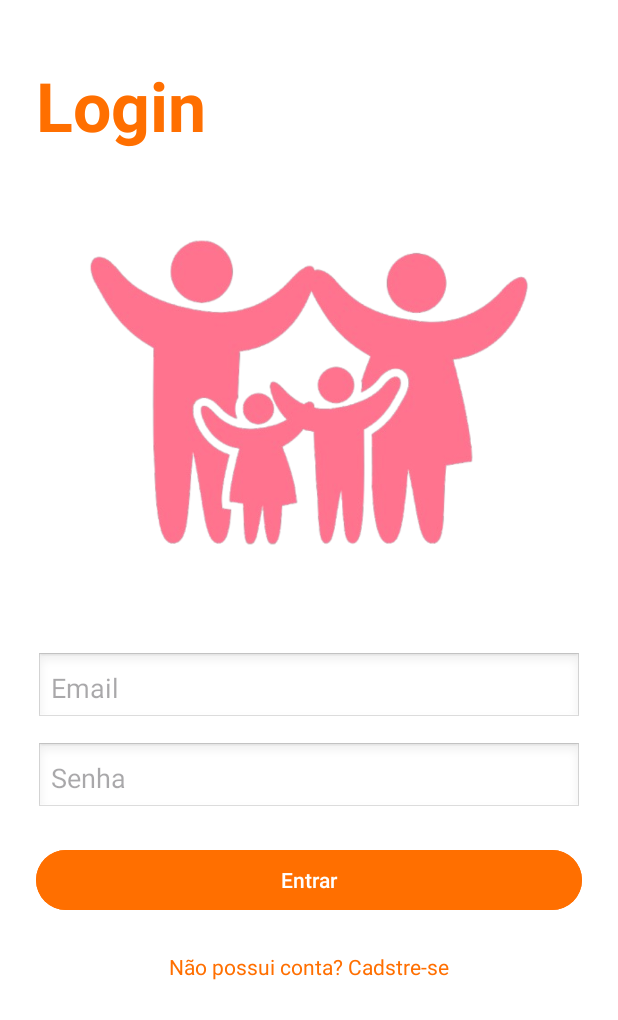
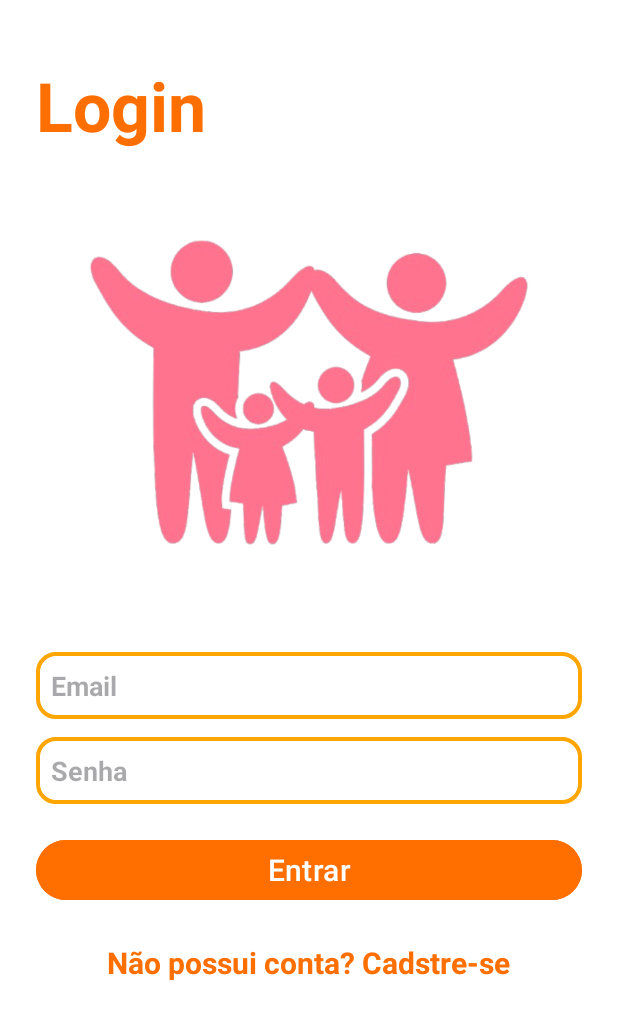
Before and after one commit to luizinho2008/CF-Mobile, an Android app: the screen it shows after launch (LoginActivity), on a phone screen of 412 x 824 dp. Shown: the top 1020 px of the screen. Run offline under Robolectric (Android 15) with nearby library versions, the phone set to English and light mode, and no system bars.

Commit message:
Tela login feita

```diff
--- /dev/null
+++ b/CFM/app/src/main/res/drawable/edit_text.xml
@@ -0,0 +1,13 @@
+<?xml version="1.0" encoding="utf-8"?>
+<shape xmlns:android="http://schemas.android.com/apk/res/android" >
+    <solid android:color="#FFFFFF"/>
+    <stroke
+        android:width="2.5dp"
+        android:color="#FFA500" />
+    <corners android:radius="12dp"/>
+    <padding
+        android:left="10dp"
+        android:top="10dp"
+        android:right="10dp"
+        android:bottom="10dp" />
+</shape>
--- a/CFM/app/src/main/res/layout/activity_login.xml
+++ b/CFM/app/src/main/res/layout/activity_login.xml
@@ -38,9 +38,12 @@
             android:layout_width="match_parent"
             android:layout_height="wrap_content"
             android:layout_marginBottom="12dp"
-            android:background="@android:drawable/edit_text"
+            android:background="@drawable/edit_text"
             android:hint="Email"
-            android:padding="10dp" />
+            android:padding="10dp"
+            android:textColor="#000000"
+            android:textColorHighlight="#C51F1F"
+            android:textStyle="bold" />
 
         <!-- SENHA -->
         <EditText
@@ -48,10 +51,11 @@
             android:layout_width="match_parent"
             android:layout_height="wrap_content"
             android:layout_marginBottom="20dp"
-            android:background="@android:drawable/edit_text"
+            android:background="@drawable/edit_text"
             android:hint="Senha"
             android:inputType="textPassword"
-            android:padding="10dp" />
+            android:padding="10dp"
+            android:textStyle="bold" />
 
         <!-- BOTÃO ENTRAR -->
         <Button
@@ -61,7 +65,8 @@
             android:layout_marginBottom="16dp"
             android:backgroundTint="#FF6F00"
             android:text="Entrar"
-            android:textColor="#FFFFFF" />
+            android:textColor="#FFFFFF"
+            android:textSize="20sp" />
 
         <!-- TEXTO SIGN UP -->
         <TextView
@@ -71,7 +76,8 @@
             android:layout_marginTop="8dp"
             android:text="Não possui conta? Cadstre-se"
             android:textColor="#FF6F00"
-            android:textSize="14sp" />
+            android:textSize="20sp"
+            android:textStyle="bold" />
 
     </LinearLayout>
 </ScrollView>
```
